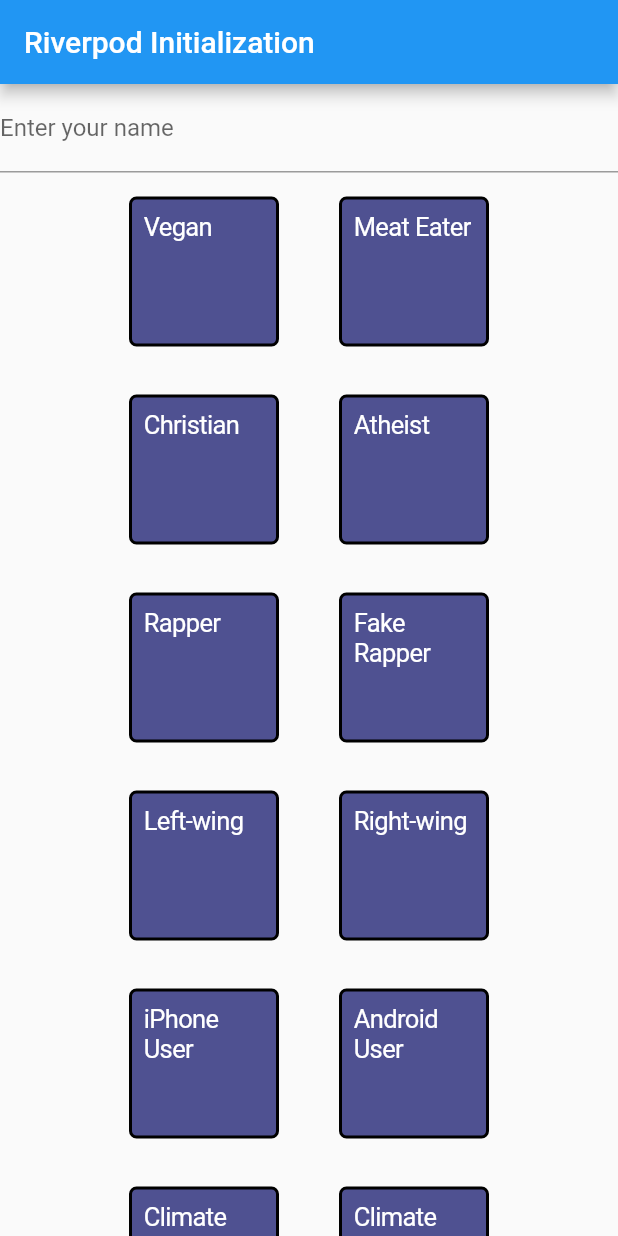
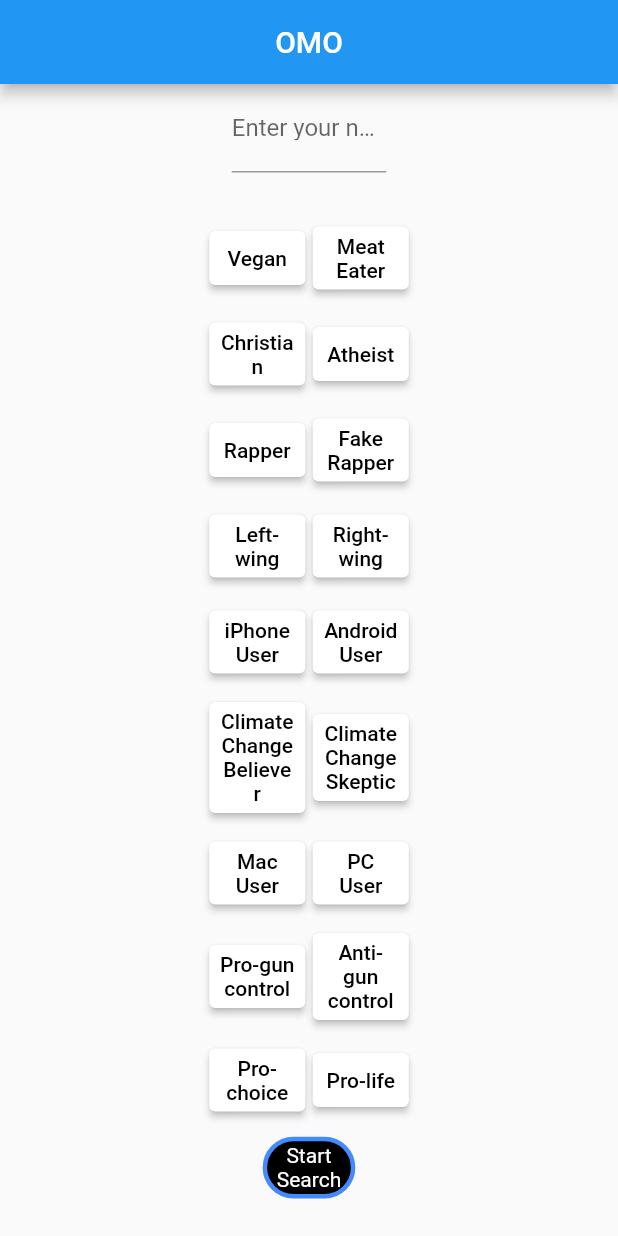
Before and after one commit to Jakebluhm/OMO, a Flutter app: the screen it shows after launch, on a phone screen of 412 x 824 dp. Run offline on Flutter 3.47's test engine with Material 2 defaults, Android fonts, the phone set to English and light mode, and no system bars; our stand-ins replace flutter_hooks, flutter_riverpod, freezed_annotation, hooks_riverpod.

Commit message:
name, prompts, start search refacotr

```diff
--- a/client/omo_client/lib/pages/home_page.dart
+++ b/client/omo_client/lib/pages/home_page.dart
@@ -1,8 +1,18 @@
+import 'dart:convert';
+
 import 'package:flutter/cupertino.dart';
 import 'package:flutter/material.dart';
 import 'package:flutter_riverpod/flutter_riverpod.dart';
+import 'package:omo_client/widgets/prompts/prompt_pair_widget.dart';
+import 'package:web_socket_channel/html.dart';
+import 'package:web_socket_channel/io.dart';
+import 'package:web_socket_channel/web_socket_channel.dart';
 import '../helpers/prompts/prompts.dart';
-import 'package:flutter_riverpod/flutter_riverpod.dart';
+import 'package:omo_client/providers/user/user_provider.dart';
+import 'dart:core';
+import 'dart:io' if (dart.library.html) 'dart:html' as platformSpecific;
+
+import 'package:flutter/foundation.dart';
 
 // This will manage the name as a state
 final nameProvider = StateProvider<String>((ref) => "");
@@ -10,88 +20,159 @@ final nameProvider = StateProvider<String>((ref) => "");
 class HomePage extends ConsumerWidget {
   @override
   Widget build(BuildContext context, WidgetRef ref) {
+    double width = MediaQuery.of(context).size.width;
+    double height = MediaQuery.of(context).size.height;
     // This gives you the controller for the nameProvider
     final nameController = ref.watch(nameProvider.notifier);
+    final userNotifier = ref.watch(userProvider.notifier);
+    final user = ref.watch(userProvider);
+
+    void handlePromptAdd(Map<String, dynamic> buttonLabel) {
+      print("-----------handlePromptClick-----");
+      print(buttonLabel);
+
+      final existingIndex = user.prompts.indexWhere((prompt) {
+        return jsonDecode(prompt).keys.first == buttonLabel.keys.first;
+      });
+
+      if (existingIndex == -1) {
+        // If the promptId doesn't exist in the array, add the new answer
+        userNotifier.appendToPrompts(jsonEncode(buttonLabel));
+      } else {
+        // If the promptId exists in the array, replace the existing answer with the new one
+        userNotifier.removeFromPrompts(existingIndex);
+        userNotifier.appendToPrompts(jsonEncode(buttonLabel));
+      }
+    }
+
+    void handlePromptRemoval(Map<String, dynamic> buttonLabel) {
+      print("-----------handlePromptRemoval-----");
+      print(buttonLabel);
+
+      final existingIndex = user.prompts.indexWhere((prompt) {
+        return jsonDecode(prompt).keys.first == buttonLabel.keys.first;
+      });
+
+      if (existingIndex != -1) {
+        // If the promptId exists in the array, remove it
+        userNotifier.removeFromPrompts(existingIndex);
+      }
+    }
+
+    void startSearch() async {
+      print("startSearch() Establishing WebSocket Connection");
+
+      String gameHistoryString =
+          Uri.encodeComponent(jsonEncode(user.gameHistory));
+      final wsUrl =
+          'wss://1myegfct68.execute-api.us-east-1.amazonaws.com/production/?userId=${user.uuid}&prompts=${Uri.encodeComponent(jsonEncode(user.prompts))}&gameHistory=$gameHistoryString';
+
+      WebSocketChannel channel;
+
+      if (kIsWeb) {
+        // For web
+        channel = HtmlWebSocketChannel.connect(wsUrl);
+      } else {
+        // For mobile
+        channel = IOWebSocketChannel.connect(wsUrl);
+      }
+      channel.stream.listen((event) {
+        final message = jsonDecode(event);
+        print("---INSIDE ws.onmessage !!!!!!!!");
+        print("message");
+        print(message);
+
+        if (message['action'] == "sendURL") {
+          String uuid = message['uuid'];
+          String promptId = message['promptId'];
+
+          final prompt = user.prompts
+              .firstWhere((p) => jsonDecode(p).keys.first == promptId);
+          final oddOneOutValue = jsonDecode(prompt)[promptId];
+
+          print("oddOneOutValue");
+          print(oddOneOutValue);
+
+          print("Type of promptId");
+          print(promptId.runtimeType);
+
+          print("promptId");
+          print(promptId);
+
+          final matchingPrompt = prompts
+              .firstWhere((promptObj) => promptObj.id.toString() == promptId);
+          print("matchingPrompt");
+          print(matchingPrompt);
+
+          // Navigate to the room page using Flutter's Navigator.
+          // You might need to adapt this part to your Flutter app's navigation structure.
+          // Navigator.of(context).pushNamed('/room/$uuid', arguments: {
+          //   'playerName': name,
+          //   'oddOneOut': oddOneOutValue,
+          //   'uid': userData['Item']['user'],
+          //   'prompt': matchingPrompt,
+          //   'userData': userData,
+          //   'dummyPrompts': dummyPrompts,
+          // });
+        }
+      });
+    }
 
     // Create a TextEditingController to keep track of TextField content
     final textEditingController =
         TextEditingController(text: nameController.state);
 
     return Scaffold(
-      appBar: AppBar(title: const Text('Riverpod Initialization')),
+      appBar: AppBar(title: const Center(child: Text('OMO'))),
       body: Column(
         children: [
-          TextField(
+          SizedBox(
+            width: width * 0.25,
+            child: TextField(
               controller: textEditingController,
-            decoration: InputDecoration(labelText: "Enter your name"),
+              decoration: const InputDecoration(labelText: "Enter your name"),
               onChanged: (value) {
                 // Update the state when the text field changes
                 nameController.state = value;
                 print(nameController.state);
               },
             ),
+          ),
+          const SizedBox(height: 25),
           Expanded(
             child: ListView.builder(
               itemCount: prompts.length,
               itemBuilder: (context, index) {
-                return Row(
-                  mainAxisAlignment: MainAxisAlignment.center,
-                  children: [
-                    CupertinoButton(
-                        child: Container(
-                          height: 100,
-                          child: AspectRatio(
-                            aspectRatio: 1.00,
-                            child: Container(
-                                decoration: BoxDecoration(
-                                  borderRadius:
-                                      BorderRadius.all(Radius.circular(5)),
-                                  color: Color.fromRGBO(23, 26, 111, 0.753),
-                                  border: Border.all(
-                                    color: const Color.fromARGB(255, 0, 0, 0),
-                                    width: 2.0,
-                                  ),
-                                ),
-                                child: Padding(
-                                  padding: const EdgeInsets.all(8.0),
-                                  child: Text(
-                                    '${prompts[index].identityA}',
-                                    style: TextStyle(color: Colors.white),
-                                  ),
-                                )),
-                          ),
-                        ),
-                        onPressed: () => debugPrint('identityA Pressed')),
-                    CupertinoButton(
-                        child: Container(
-                          height: 100,
-                          child: AspectRatio(
-                            aspectRatio: 1.00,
-                            child: Container(
-                                decoration: BoxDecoration(
-                                  borderRadius:
-                                      BorderRadius.all(Radius.circular(5)),
-                                  color: Color.fromRGBO(23, 26, 111, 0.753),
-                                  border: Border.all(
-                                    color: const Color.fromARGB(255, 0, 0, 0),
-                                    width: 2.0,
-                                  ),
-                                ),
-                                child: Padding(
-                                  padding: const EdgeInsets.all(8.0),
-                                  child: Text(
-                                    '${prompts[index].identityB}',
-                                    style: TextStyle(color: Colors.white),
-                                  ),
-                                )),
-                          ),
-                        ),
-                        onPressed: () => debugPrint('identityB Pressed')),
-                  ],
+                return PromptComponent(
+                  prompt: prompts[index],
+                  handlePromptAdd: handlePromptAdd,
+                  handlePromptRemoval: handlePromptRemoval,
                 );
               },
             ),
           ),
+          GestureDetector(
+            onTap: () {
+              debugPrint('start search tapped');
+              startSearch();
+            },
+            child: Container(
+              width: width * 0.15,
+              height: height * 0.05,
+              decoration: BoxDecoration(
+                  color: Colors.black,
+                  border: Border.all(color: Colors.blueAccent, width: 3),
+                  borderRadius: const BorderRadius.all(Radius.circular(25))),
+              child: const Center(
+                child: Text(
+                  'Start Search',
+                  style: TextStyle(color: Colors.white),
+                  textAlign: TextAlign.center,
+                ),
+              ),
+            ),
+          ),
+          const SizedBox(height: 25),
         ],
       ),
     );
--- /dev/null
+++ b/client/omo_client/lib/providers/user/user_provider.dart
@@ -0,0 +1,48 @@
+import 'package:flutter/foundation.dart';
+import 'package:flutter_riverpod/flutter_riverpod.dart';
+import 'package:freezed_annotation/freezed_annotation.dart';
+import 'package:uuid/uuid.dart';
+
+part 'user_provider.freezed.dart';
+
+@freezed
+class User with _$User {
+  factory User({
+    required String uuid,
+    required List<String> prompts,
+    required List<String> gameHistory,
+  }) = _User;
+
+  factory User.initial() => User(
+        uuid: Uuid().v4(),
+        prompts: [],
+        gameHistory: [],
+      );
+}
+
+final userProvider =
+    StateNotifierProvider<UserNotifier, User>((ref) => UserNotifier());
+
+class UserNotifier extends StateNotifier<User> {
+  UserNotifier() : super(User.initial());
+
+  void updateUuid(String newUuid) {
+    state = state.copyWith(uuid: newUuid);
+  }
+
+  void appendToPrompts(String newPrompt) {
+    state = state.copyWith(prompts: [...state.prompts, newPrompt]);
+    // for (var prompt in state.prompts) {
+    //   debugPrint(prompt);
+    // }
+  }
+
+  void removeFromPrompts(int index) {
+    final updatedPrompts = List<String>.from(state.prompts)..removeAt(index);
+    state = state.copyWith(prompts: updatedPrompts);
+  }
+
+  void updateGameHistory(List<String> newGameHistory) {
+    state = state.copyWith(gameHistory: newGameHistory);
+  }
+}
--- /dev/null
+++ b/client/omo_client/lib/widgets/prompts/prompt_pair_widget.dart
@@ -0,0 +1,119 @@
+import 'package:flutter/material.dart';
+import 'package:flutter_hooks/flutter_hooks.dart';
+import 'package:hooks_riverpod/hooks_riverpod.dart';
+import 'package:omo_client/helpers/prompts/prompts.dart';
+
+class PromptComponent extends HookConsumerWidget {
+  final Prompt prompt;
+  final Function(Map<String, int>) handlePromptAdd;
+  final Function(Map<String, int>) handlePromptRemoval;
+
+  PromptComponent({
+    required this.prompt,
+    required this.handlePromptAdd,
+    required this.handlePromptRemoval,
+  });
+
+  @override
+  Widget build(BuildContext context, WidgetRef ref) {
+    double width = MediaQuery.of(context).size.width;
+    double height = MediaQuery.of(context).size.height;
+    final isAnswered = useState(false);
+    final aSelected = useState(false);
+    final bSelected = useState(false);
+
+    void handleIdentityASelected() {
+      if (aSelected.value) {
+        isAnswered.value = false;
+        aSelected.value = false;
+        bSelected.value = false;
+        handlePromptRemoval({'${prompt.id}': 0});
+        return;
+      }
+      print("Identity A selected");
+      isAnswered.value = true;
+      aSelected.value = true;
+      bSelected.value = false;
+      handlePromptAdd({'${prompt.id}': 0});
+    }
+
+    void handleIdentityBSelected() {
+      if (bSelected.value) {
+        isAnswered.value = false;
+        aSelected.value = false;
+        bSelected.value = false;
+        handlePromptRemoval({'${prompt.id}': 1});
+        return;
+      }
+      print("Identity B selected");
+      isAnswered.value = true;
+      bSelected.value = true;
+      aSelected.value = false;
+      handlePromptAdd({'${prompt.id}': 1});
+    }
+
+    return Padding(
+      padding: const EdgeInsets.all(8.0),
+      child: Row(
+        mainAxisAlignment: MainAxisAlignment.center,
+        children: [
+          ElevatedButton(
+            onPressed: handleIdentityASelected,
+            style: ElevatedButton.styleFrom(
+              backgroundColor: Colors.white,
+              side: BorderSide(
+                  color: aSelected.value ? Colors.red : Colors.transparent,
+                  width: 3),
+              padding: const EdgeInsets.all(5.0),
+            ),
+            child: Container(
+              width: width * 0.1,
+              constraints: const BoxConstraints(
+                minWidth: 50.0, // You can set your desired minimum height here.
+              ),
+              child: Center(
+                child: Text(
+                  prompt.identityA,
+                  style: const TextStyle(color: Colors.black),
+                  textAlign: TextAlign.center,
+                ),
+              ),
+            ),
+          ),
+          const SizedBox(width: 5), // gap between the buttons
+          ElevatedButton(
+            onPressed: handleIdentityBSelected,
+            style: ElevatedButton.styleFrom(
+              backgroundColor: Colors.white,
+              side: BorderSide(
+                  color: bSelected.value ? Colors.red : Colors.transparent,
+                  width: 3),
+              padding: const EdgeInsets.all(5.0),
+            ),
+            child: Container(
+              width: width * 0.1,
+              constraints: const BoxConstraints(
+                minWidth: 50.0, // You can set your desired minimum height here.
+              ),
+              child: Center(
+                child: Text(
+                  prompt.identityB,
+                  style: const TextStyle(color: Colors.black),
+                  textAlign: TextAlign.center,
+                ),
+              ),
+            ),
+          ),
+        ],
+      ),
+    );
+  }
+}
+
+// class Prompt {
+//   final String id;
+//   final String identityA;
+//   final String identityB;
+
+//   Prompt({required this.id, required this.identityA, required this.identityB});
+// }
--- a/client/omo_client/pubspec.yaml
+++ b/client/omo_client/pubspec.yaml
@@ -38,6 +38,10 @@ dependencies:
   riverpod: ^2.4.0
   hooks_riverpod: ^2.4.0
   flutter_riverpod: ^2.4.0
+  uuid: ^4.1.0
+  freezed: ^2.4.5
+  freezed_annotation: ^2.4.1
+  web_socket_channel: ^2.4.0
 
 dev_dependencies:
   flutter_test:
@@ -49,6 +53,7 @@ dev_dependencies:
   # package. See that file for information about deactivating specific lint
   # rules and activating additional ones.
   flutter_lints: ^2.0.0
+  build_runner: ^2.4.6
 
 # For information on the generic Dart part of this file, see the
 # following page: https://dart.dev/tools/pub/pubspec
```
Also changed, not shown: client/omo_client/lib/providers/user/user_provider.freezed.dart (added), client/omo_client/pubspec.lock. Lines whose indentation alone changed are shown as unchanged.
